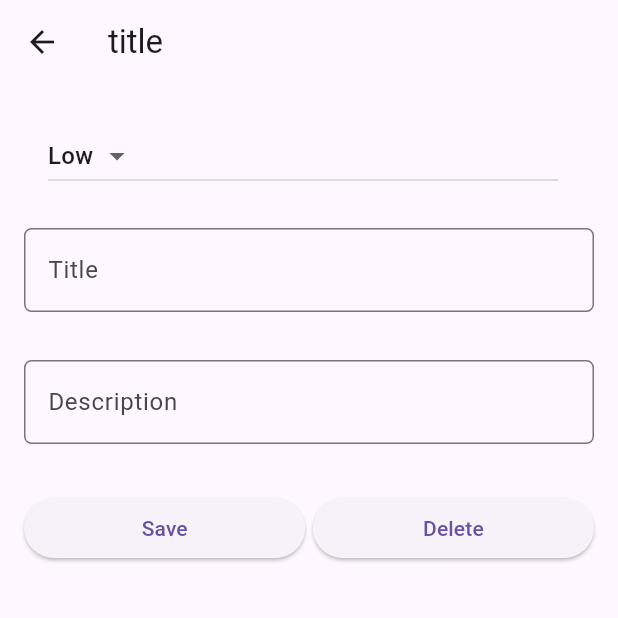
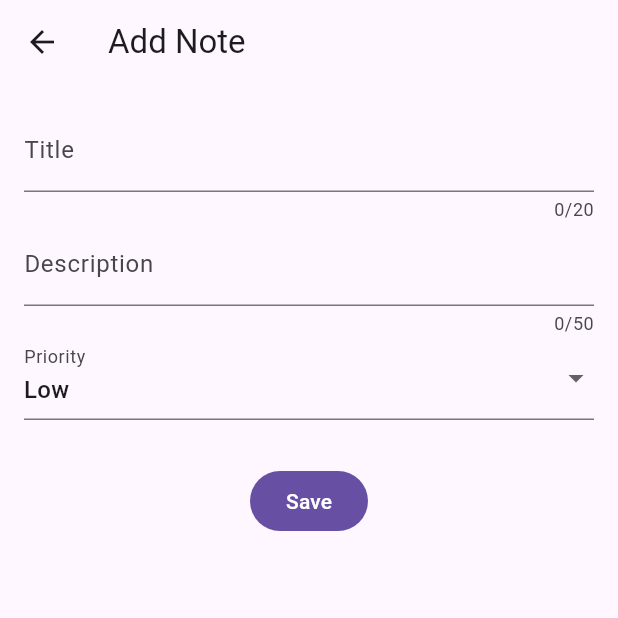
Before and after one commit to Ali1raz/flutter_sqlite_note_app, a Flutter app: the screen it shows after launch, after a tap on the "add" icon, on a phone screen of 412 x 824 dp, the top half of it. Run offline on Flutter 3.47's test engine with Material 3 defaults, Android fonts, the phone set to English and light mode, and no system bars; our stand-ins replace sqflite; accounts and stored records are empty.

Commit message:
upadate note

```diff
--- a/lib/models/note.dart
+++ b/lib/models/note.dart
@@ -1,11 +1,19 @@
+import 'package:sqlite/utils/priority.dart';
+
 class Note {
-  int id;
-  String title;
-  String description;
-  String date;
-  int priority;
+  int? id;
+  String? title;
+  String? description;
+  String? date;
+  Priority priority;
 
-  Note({required this.id ,required this.title,required this.description,required this.date,required this.priority});
+  Note({
+    this.id,
+    this.title,
+    this.description,
+    this.date,
+    required this.priority,
+  });
 
   Map<String, dynamic> toMap() {
     return {
@@ -13,7 +21,7 @@ class Note {
       'title': title,
       'description': description,
       'date': date,
-      'priority': priority,
+      'priority': priority.title,
     };
   }
 
@@ -23,7 +31,7 @@ class Note {
       title: map['title'],
       description: map['description'],
       date: map['date'],
-      priority: map['priority'],
+      priority: Priority.fromString(map['priority']),
     );
   }
 }
--- a/lib/screens/note_details_screen.dart
+++ b/lib/screens/note_details_screen.dart
@@ -1,106 +1,134 @@
 import 'package:flutter/material.dart';
+import 'package:sqlite/models/note.dart';
+import 'package:sqlite/utils/db_helper.dart';
+import 'package:sqlite/utils/priority.dart';
 
 class NoteDetailsScreen extends StatefulWidget {
-  const NoteDetailsScreen({super.key});
+  final Note? note;
+  const NoteDetailsScreen({super.key, this.note});
 
   @override
   State<NoteDetailsScreen> createState() => _NoteDetailsScreenState();
 }
 
 class _NoteDetailsScreenState extends State<NoteDetailsScreen> {
-  _NoteDetailsScreenState();
+  final _formKey = GlobalKey<FormState>();
 
-  static final _priorities = ['High', 'Low'];
+  Priority _selectedPriority = Priority.low;
+  final TextEditingController _title = TextEditingController();
+  final TextEditingController _description = TextEditingController();
 
-  TextEditingController titleController = TextEditingController();
-  TextEditingController descriptionController = TextEditingController();
+  final DatabaseHelper _dbHelper = DatabaseHelper();
+  bool _isUpdating = false;
+
+  @override
+  void initState() {
+    super.initState();
+    if (widget.note != null) {
+      _isUpdating = true;
+      _title.text = widget.note!.title!;
+      _description.text = widget.note!.description!;
+      _selectedPriority = widget.note!.priority;
+    }
+  }
 
   void moveToLastScreen() {
     Navigator.pop(context);
+  }
+
+  void _saveNote() async {
+    if (_formKey.currentState!.validate()) {
+      _formKey.currentState!.save();
+      Note note = Note(
+        id: _isUpdating ? widget.note!.id : null,
+        title: _title.text,
+        description: _description.text,
+        date: DateTime.now().toString(),
+        priority: _selectedPriority,
+      );
+
+      int result;
+      if (_isUpdating) {
+        result = await _dbHelper.updateNote(note);
+      } else {
+        result = await _dbHelper.addNote(note);
+      }
+
+      if (result != 0) {
+        ScaffoldMessenger.of(
+          context,
+        ).showSnackBar(SnackBar(content: Text("Note saved successfully!")));
+        moveToLastScreen();
+      } else {
+        ScaffoldMessenger.of(
+          context,
+        ).showSnackBar(SnackBar(content: Text("Error saving note!")));
+      }
+    }
   }
 
   @override
   Widget build(BuildContext context) {
     return Scaffold(
       appBar: AppBar(
-        title: Text("title"),
+        title: Text(_isUpdating ? "Update Note" : "Add Note"),
         leading: IconButton(
-          onPressed: () => moveToLastScreen(),
+          onPressed: moveToLastScreen,
           icon: Icon(Icons.arrow_back),
         ),
       ),
       body: Padding(
         padding: EdgeInsets.all(16),
-        child: ListView(
+        child: Column(
           children: [
-            ListTile(
-              title: DropdownButton(
-                items:
-                    _priorities.map((String item) {
-                      return DropdownMenuItem(value: item, child: Text(item));
-                    }).toList(),
-                value: _priorities[1],
-                onChanged: (selectedValue) {
-                  setState(() {
-                    debugPrint("Selected Value: $selectedValue");
-                  });
-                },
-              ),
-            ),
-            Padding(
-              padding: EdgeInsets.only(top: 16, bottom: 16),
-              child: TextField(
-                controller: titleController,
-                onChanged: (value) {
-                  debugPrint("title");
-                },
-                decoration: InputDecoration(
-                  labelText: "Title",
-                  border: OutlineInputBorder(
-                    borderRadius: BorderRadius.circular(5),
+            Form(
+              key: _formKey,
+              child: Column(
+                children: [
+                  TextFormField(
+                    maxLength: 20,
+                    decoration: InputDecoration(labelText: "Title"),
+                    validator: (value) {
+                      if (value == null || value.isEmpty) {
+                        return "no input :( (-_-) ";
+                      }
+                      return null;
+                    },
+                    controller: _title,
                   ),
-                ),
-              ),
-            ),
-            Padding(
-              padding: EdgeInsets.only(top: 16, bottom: 16),
-              child: TextField(
-                controller: descriptionController,
-                onChanged: (value) {
-                  debugPrint("Description");
-                },
-                decoration: InputDecoration(
-                  labelText: "Description",
-                  border: OutlineInputBorder(
-                    borderRadius: BorderRadius.circular(5),
+
+                  TextFormField(
+                    maxLength: 50,
+                    decoration: InputDecoration(labelText: "Description"),
+                    validator: (value) {
+                      if (value == null || value.isEmpty || value.length < 5) {
+                        return "value == null || value.isEmpty || value.length < 5";
+                      }
+                      return null;
+                    },
+                    controller: _description,
                   ),
-                ),
-              ),
-            ),
-            Padding(
-              padding: EdgeInsets.only(top: 16, bottom: 16),
-              child: Row(
-                children: [
-                  Expanded(
-                    child: ElevatedButton(
-                      onPressed: () {
-                        setState(() {
-                          debugPrint("save");
-                        });
-                      },
-                      child: Text("Save"),
-                    ),
+                  DropdownButtonFormField(
+                    value: _selectedPriority,
+                    decoration: InputDecoration(labelText: "Priority"),
+                    items:
+                        Priority.values.map((p) {
+                          return DropdownMenuItem(
+                            value: p,
+                            child: Text(p.title),
+                          );
+                        }).toList(),
+                    onChanged: (val) {
+                      setState(() {
+                        _selectedPriority = val!;
+                      });
+                    },
                   ),
-                  SizedBox(width: 5),
-                  Expanded(
-                    child: ElevatedButton(
-                      onPressed: () {
-                        setState(() {
-                          debugPrint("delete");
-                        });
-                      },
-                      child: Text("Delete"),
-                    ),
+
+                  SizedBox(height: 30),
+                  FilledButton(
+                    onPressed: _saveNote,
+                    child: Text(_isUpdating ? "Update" : "Save"),
                   ),
                 ],
               ),
--- a/lib/screens/note_list_screen.dart
+++ b/lib/screens/note_list_screen.dart
@@ -1,5 +1,7 @@
 import 'package:flutter/material.dart';
+import 'package:sqlite/models/note.dart';
 import 'package:sqlite/screens/note_details_screen.dart';
+import 'package:sqlite/utils/db_helper.dart';
 
 class NoteListScreen extends StatefulWidget {
   const NoteListScreen({super.key});
@@ -9,27 +11,111 @@ class NoteListScreen extends StatefulWidget {
 }
 
 class _NoteListScreenState extends State<NoteListScreen> {
-  int count = 2;
+  DatabaseHelper? _dbHelper;
+  List<Note>? _noteList;
+  int _noteCount = 0;
+
+  @override
+  void initState() {
+    super.initState();
+    _dbHelper = DatabaseHelper();
+    _updateNoteListView();
+  }
+
+  void _updateNoteListView() {
+    final Future<List<Note>?> noteListFuture = _dbHelper!.getNoteObjectList();
+    noteListFuture.then((noteList) {
+      setState(() {
+        _noteList = noteList;
+        _noteCount = noteList!.length;
+      });
+    });
+  }
+
+  void _deleteNote(BuildContext context, int id) async {
+    int result = await _dbHelper!.deleteNote(id);
+    if (result != 0) {
+      ScaffoldMessenger.of(context).showSnackBar(
+        SnackBar(
+          content: Text("Note deleted successfully!"),
+          duration: Duration(seconds: 2),
+        ),
+      );
+      _updateNoteListView();
+    } else {
+      ScaffoldMessenger.of(context).showSnackBar(
+        SnackBar(
+          content: Text("Error deleting note!"),
+          duration: Duration(seconds: 2),
+        ),
+      );
+    }
+  }
+
   ListView _getListView() {
     return ListView.builder(
-      itemCount: count,
+      itemCount: _noteCount,
       itemBuilder: (BuildContext context, int index) {
         return Card(
           color: Colors.white,
           child: ListTile(
             leading: CircleAvatar(
               backgroundColor: Colors.deepPurple,
-              child: Icon(Icons.note),
+              child: Text(
+                _noteList![index].priority.title.substring(0, 1),
+                style: TextStyle(
+                  fontWeight: FontWeight.bold,
+                  color: Colors.white,
+                ),
+              ),
             ),
-            title: Text("Note 1"),
-            subtitle: Text("This is a note"),
-            trailing: Icon(Icons.delete),
+            title: Text(_noteList![index].title!),
+            subtitle: Text(_noteList![index].description!),
+            trailing: GestureDetector(
+              child: Icon(Icons.delete, color: Colors.red),
+              onTap: () {
+                showDialog(
+                  context: context,
+                  builder: (context) {
+                    return AlertDialog(
+                      title: Text("Delete Note"),
+                      content: Text(
+                        "Are you sure you want to delete this note?",
+                      ),
+                      actions: [
+                        TextButton(
+                          child: Text("Cancel"),
+                          onPressed: () {
+                            Navigator.of(context).pop();
+                          },
+                        ),
+                        TextButton(
+                          child: Text("Delete"),
+                          onPressed: () {
+                            _deleteNote(context, _noteList![index].id!);
+                            Navigator.of(context).pop();
+                          },
+                        ),
+                      ],
+                    );
+                  },
+                );
+              },
+            ),
+            onLongPress: () {
+              _dbHelper!.deleteNote(_noteList![index].id!);
+              _updateNoteListView();
+            },
             onTap: () {
-              debugPrint("onTap ListTile");
               Navigator.push(
                 context,
-                MaterialPageRoute(builder: (context) => NoteDetailsScreen()),
-              );
+                MaterialPageRoute(
+                  builder:
+                      (context) => NoteDetailsScreen(note: _noteList![index]),
+                ),
+              ).then((_) {
+                _updateNoteListView();
+              });
             },
           ),
         );
@@ -41,14 +127,19 @@ class _NoteListScreenState extends State<NoteListScreen> {
   Widget build(BuildContext context) {
     return Scaffold(
       appBar: AppBar(title: Text("Notes"), elevation: 8),
-      body: _getListView(),
+      body:
+          (_noteList == null || _noteCount == 0)
+              ? Center(child: Text("No Notes Available"))
+              : _getListView(),
       floatingActionButton: FloatingActionButton(
         onPressed: () {
           debugPrint("FloatingActionButton onPressed");
           Navigator.push(
             context,
             MaterialPageRoute(builder: (context) => NoteDetailsScreen()),
-          );
+          ).then((_) {
+            _updateNoteListView();
+          });
         },
         tooltip: "Add Note",
         child: Icon(Icons.add),
--- a/lib/utils/db_helper.dart
+++ b/lib/utils/db_helper.dart
@@ -7,6 +7,8 @@ import 'package:sqlite/models/note.dart';
 class DatabaseHelper {
   static DatabaseHelper? _databaseHelper;
   static Database? _database;
+
+  String noteTable = 'note';
 
   DatabaseHelper._createInstance();
 
@@ -29,11 +31,11 @@ class DatabaseHelper {
 
   void _createDB(Database db, int v) async {
     await db.execute('''
-      create table note(
+      create table $noteTable(
         id integer primary key autoincrement,
         title text,
         description text,
-        priority integer,
+        priority text,
         date text
       )
     ''');
@@ -41,18 +43,18 @@ class DatabaseHelper {
 
   Future<List<Map<String, dynamic>>> getNoteList() async {
     final db = await database;
-    return await db!.query('note', orderBy: 'priority ASC');
+    return await db!.query(noteTable, orderBy: 'priority ASC');
   }
 
   Future<int> addNote(Note note) async {
     final db = await database;
-    return await db!.insert('note', note.toMap());
+    return await db!.insert(noteTable, note.toMap());
   }
 
   Future<int> updateNote(Note note) async {
     final db = await database;
     return db!.update(
-      'note',
+      noteTable,
       note.toMap(),
       where: 'id = ?',
       whereArgs: [note.id],
@@ -61,12 +63,24 @@ class DatabaseHelper {
 
   Future<int> deleteNote(int id) async {
     final db = await database;
-    return await db!.delete('note', where: 'id = ?', whereArgs: [id]);
+    return await db!.delete(noteTable, where: 'id = ?', whereArgs: [id]);
   }
 
   Future<int> getNotesCount() async {
     final db = await database;
-    final x = await db!.rawQuery('select count(*) from note');
+    final x = await db!.rawQuery('select count(*) from $noteTable');
     return Sqflite.firstIntValue(x) ?? 0;
   }
+
+  // Optional: Method to get a list of Note objects directly
+  Future<List<Note>> getNoteObjectList() async {
+    var noteMapList = await getNoteList();
+    int count = noteMapList.length;
+
+    List<Note> noteList = <Note>[];
+    for (int i = 0; i < count; i++) {
+      noteList.add(Note.fromMapObject(noteMapList[i]));
+    }
+    return noteList;
+  }
 }
--- a/lib/utils/priority.dart
+++ b/lib/utils/priority.dart
@@ -1,4 +1,25 @@
-class Priority {
-  static const int high = 1;
-  static const int low = 2;
+import 'package:flutter/material.dart';
+
+enum Priority {
+  urgent(color: Colors.red, title: "Urgent"),
+  high(color: Colors.orange, title: "High"),
+  low(color: Colors.green, title: "Low");
+
+  const Priority({required this.color, required this.title});
+
+  static Priority fromString(String value) {
+    switch (value) {
+      case "Urgent":
+        return Priority.urgent;
+      case "High":
+        return Priority.high;
+      case "Low":
+        return Priority.low;
+      default:
+        return Priority.low;
+    }
+  }
+
+  final Color color;
+  final String title;
 }
```
